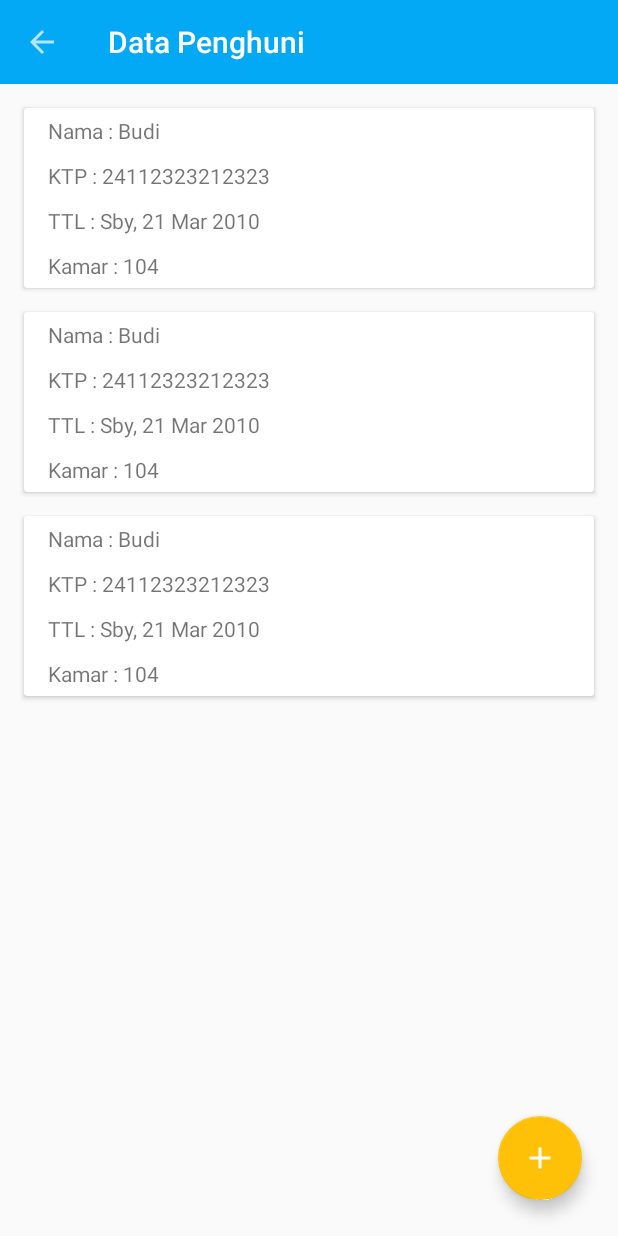
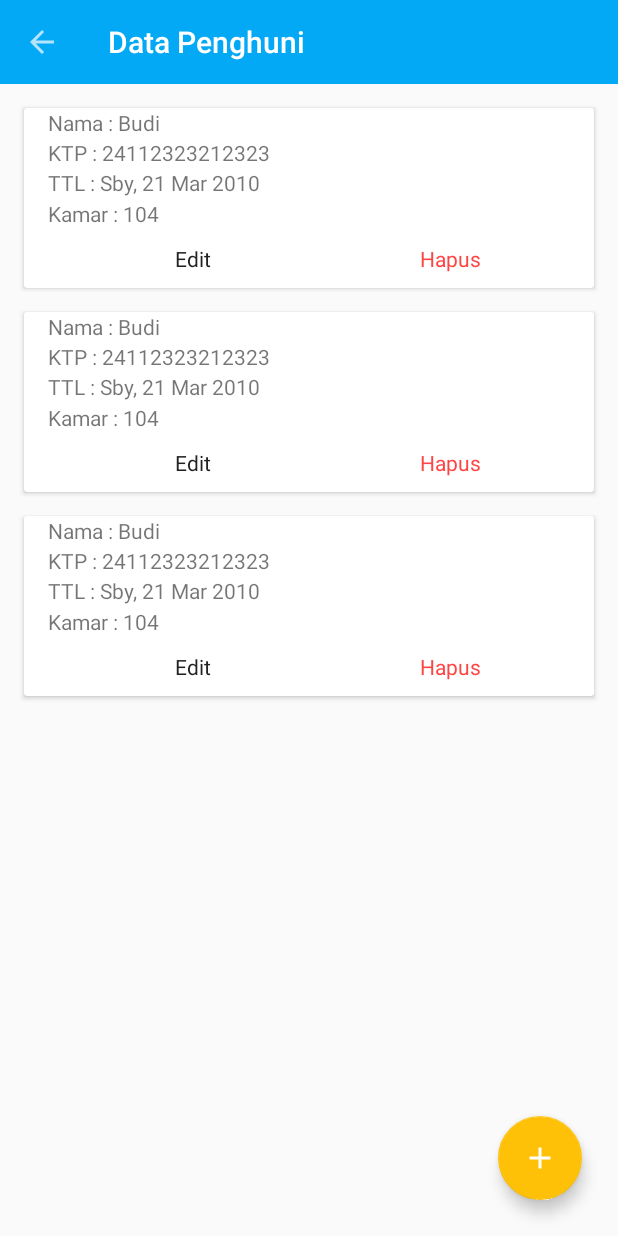
Before and after one commit to dzakybd/SIKOST, an Android app: the DataPenghuniActivity screen opened directly, with no data from a screen before it, on a phone screen of 412 x 824 dp. Run offline under Robolectric (Android 15) with nearby library versions, the phone set to English and light mode, and no system bars; our stand-ins replace ButterKnife.

Commit message:
call method activity from adapter + merge dialog di activity + skema crud penghuni

```diff
--- a/app/src/main/java/id/ac/its/sikost/activity/DataKamarActivity.java
+++ b/app/src/main/java/id/ac/its/sikost/activity/DataKamarActivity.java
@@ -24,7 +24,7 @@ import id.ac.its.sikost.model.KamarSingleton;
 
 public class DataKamarActivity extends AppCompatActivity implements EditHapusInterface {
 
-    private KamarAdapter adapter;
+    KamarAdapter adapter;
     @BindView(R.id.rv_kamar)
     RecyclerView rvKamar;
     @BindView(R.id.fab_add_kamar)
--- a/app/src/main/java/id/ac/its/sikost/adapter/PenghuniAdapter.java
+++ b/app/src/main/java/id/ac/its/sikost/adapter/PenghuniAdapter.java
@@ -1,7 +1,6 @@
 package id.ac.its.sikost.adapter;
 
 import android.content.Context;
-import android.content.Intent;
 import android.support.v7.widget.RecyclerView;
 import android.view.LayoutInflater;
 import android.view.View;
@@ -12,6 +11,7 @@ import java.util.List;
 
 import butterknife.BindView;
 import butterknife.ButterKnife;
+import id.ac.its.sikost.EditHapusInterface;
 import id.ac.its.sikost.R;
 import id.ac.its.sikost.model.Penghuni;
 
@@ -23,10 +23,12 @@ public class PenghuniAdapter extends RecyclerView.Adapter<PenghuniAdapter.ViewHo
 
     Context context;
     List<Penghuni> penghunis;
+    EditHapusInterface listener;
 
-    public PenghuniAdapter(Context context, List<Penghuni> penghunis) {
+    public PenghuniAdapter(Context context, List<Penghuni> penghunis,EditHapusInterface listener) {
         this.penghunis = penghunis;
         this.context = context;
+        this.listener=listener;
     }
 
     @Override
@@ -38,6 +40,7 @@ public class PenghuniAdapter extends RecyclerView.Adapter<PenghuniAdapter.ViewHo
     @Override
     public void onBindViewHolder(ViewHolder holder, int position) {
         Penghuni penghuni = penghunis.get(position);
+        final int index = position;
         String nama = String.format(context.getString(R.string.nama), penghuni.getNama());
         String ktp = String.format(context.getString(R.string.ktp), penghuni.getKtp());
         String ttl = String.format(context.getString(R.string.ttl), penghuni.getTtl());
@@ -46,6 +49,16 @@ public class PenghuniAdapter extends RecyclerView.Adapter<PenghuniAdapter.ViewHo
         holder.tvKtpPenghuni.setText(ktp);
         holder.tvTtlPenghuni.setText(ttl);
         holder.tvKamarPenghuni.setText(kamar);
+        holder.btnEdit.setOnClickListener(new View.OnClickListener() {
+            public void onClick(View v) {
+                listener.edit(index);
+            }
+        });
+        holder.btnHapus.setOnClickListener(new View.OnClickListener() {
+            public void onClick(View v) {
+                listener.hapus(index);
+            }
+        });
     }
 
     @Override
@@ -53,7 +66,7 @@ public class PenghuniAdapter extends RecyclerView.Adapter<PenghuniAdapter.ViewHo
         return penghunis.size();
     }
 
-    public class ViewHolder extends RecyclerView.ViewHolder implements View.OnClickListener {
+    public class ViewHolder extends RecyclerView.ViewHolder{
 
         @BindView(R.id.tv_nama_penghuni)
         TextView tvNamaPenghuni;
@@ -63,19 +76,14 @@ public class PenghuniAdapter extends RecyclerView.Adapter<PenghuniAdapter.ViewHo
         TextView tvTtlPenghuni;
         @BindView(R.id.tv_kamar_penghuni)
         TextView tvKamarPenghuni;
+        @BindView(R.id.btn_edit)
+        TextView btnEdit;
+        @BindView(R.id.btn_hapus)
+        TextView btnHapus;
 
         public ViewHolder(View itemView) {
             super(itemView);
             ButterKnife.bind(this, itemView);
-            itemView.setOnClickListener(this);
-        }
-
-        @Override
-        public void onClick(View v) {
-//            Intent intent = new Intent(context, PenghuniInfoActivity.class);
-//            Penghuni penghuni = penghunis.get(getAdapterPosition());
-//            intent.putExtra("KAMAR", penghuni);
-//            context.startActivity(intent);
         }
     }
 }
--- a/app/src/main/res/layout/item_penghuni.xml
+++ b/app/src/main/res/layout/item_penghuni.xml
@@ -48,7 +48,33 @@
             android:gravity="center_vertical"
             android:text="@string/kamar"
             android:textAppearance="?android:attr/textAppearanceSmall" />
+        <LinearLayout
+            android:layout_margin="10dp"
+            android:weightSum="2"
+            android:layout_width="match_parent"
+            android:layout_height="wrap_content"
+            android:orientation="horizontal"
+            android:gravity="center">
 
+            <TextView
+                android:textColor="@color/primary_text"
+                android:gravity="center"
+                android:layout_weight="1"
+                android:id="@+id/btn_edit"
+                android:layout_width="match_parent"
+                android:layout_height="wrap_content"
+                android:text="@string/edit"/>
+
+            <TextView
+                android:textColor="@android:color/holo_red_light"
+                android:gravity="center"
+                android:layout_weight="1"
+                android:id="@+id/btn_hapus"
+                android:layout_width="match_parent"
+                android:layout_height="wrap_content"
+                android:text="@string/hapus"/>
+
+        </LinearLayout>
     </LinearLayout>
 
 </android.support.v7.widget.CardView>
```
Also changed, not shown: app/src/main/java/id/ac/its/sikost/activity/DataPenghuniActivity.java (+104 -6 lines), app/src/main/java/id/ac/its/sikost/fragment/PenghuniAddDialogFragment.java (deleted, +0 -72 lines).
